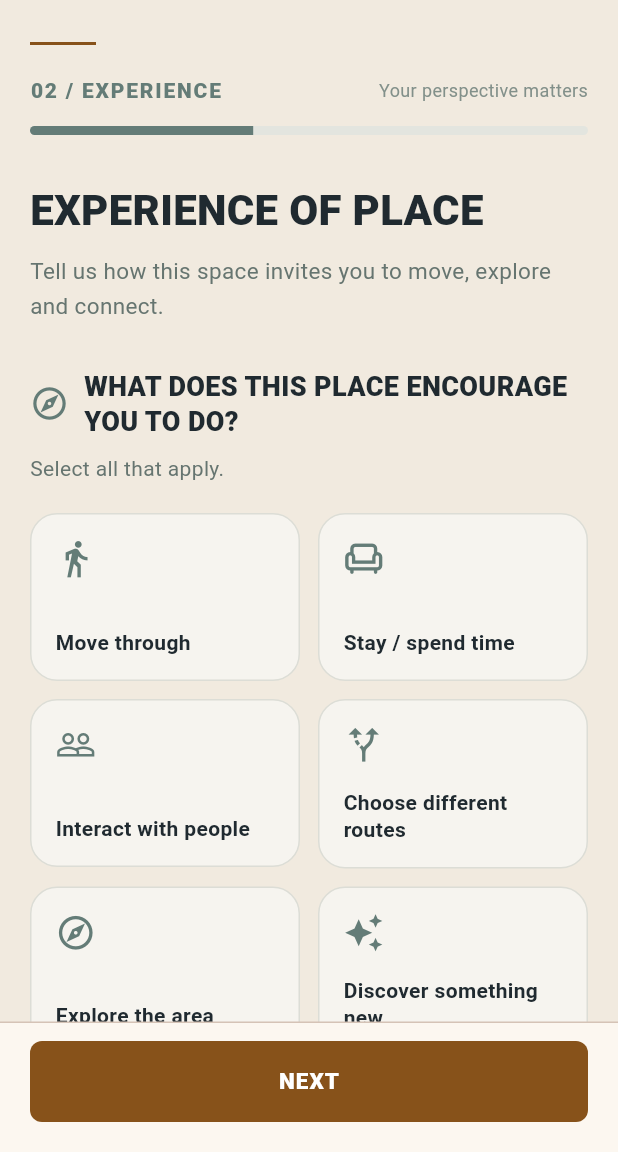
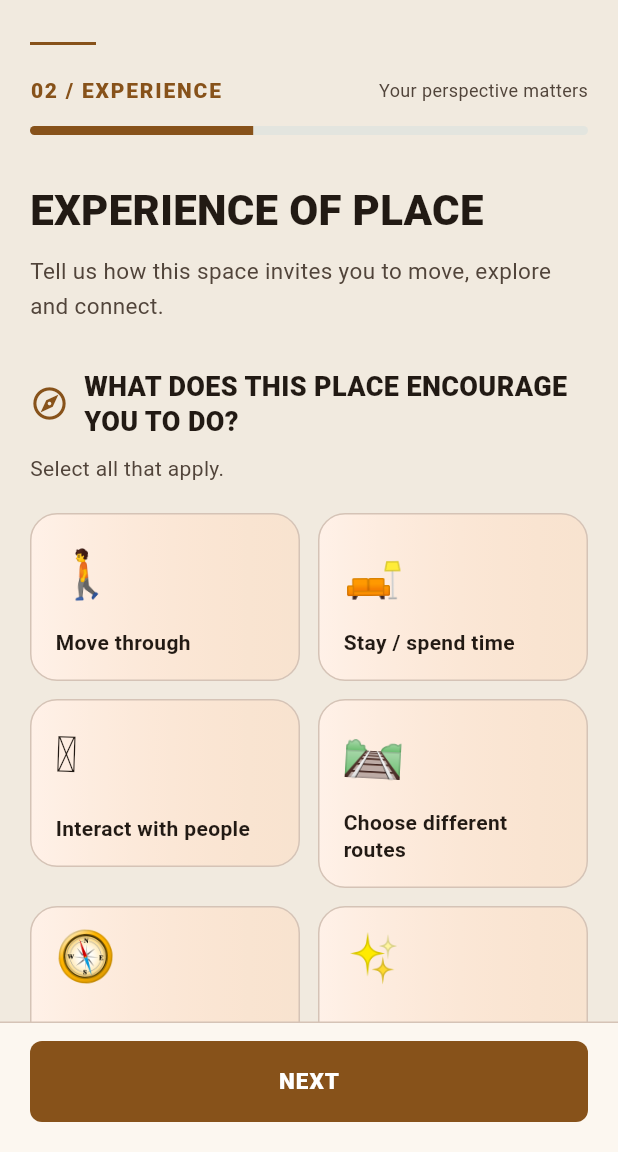
Before and after one commit to literallyshiva/coding-urban-safety, a Flutter app: the LudicAssessmentPage screen opened directly with empty values, on a phone screen of 412 x 824 dp, the part 84-1236 px from its top. Run offline on Flutter 3.47's test engine with Material 3 defaults, Android fonts, the phone set to English and light mode, and no system bars; our stand-ins replace cloud_firestore, firebase_auth, firebase_core, geolocator, google_maps_flutter, shared_preferences; missing offline and left inert: dart:html, dart:js_util; accounts and stored records are empty.

Commit message:
Add files via upload

```diff
--- a/lib/pages/home_page.dart
+++ b/lib/pages/home_page.dart
@@ -3,6 +3,7 @@ import 'package:flutter/material.dart';
 import '../state/assessment_state.dart';
 import '../services/app_preferences.dart';
 import '../widgets/research_scaffold.dart';
+import '../widgets/animated_research_emoji.dart';
 import 'study_area_page.dart';
 import 'safety_assessment_page.dart';
 import 'research_dashboard_page.dart';
@@ -200,7 +201,7 @@ class _ExploreResearchCard extends StatefulWidget {
 
 class _ExploreResearchCardState extends State<_ExploreResearchCard> {
   int selected = 0;
-  static const emojis = ['🛡️', '🚶', '✨'];
+  static const emojis = ['🛡️', '🚶🏽', '✨'];
   static const headings = ['Safety', 'Movement', 'Your voice'];
   static const descriptions = [
     'Notice how comfortable, welcoming and safe each place feels.',
@@ -256,16 +257,24 @@ class _ExploreResearchCardState extends State<_ExploreResearchCard> {
                   padding: const EdgeInsets.symmetric(vertical: 13, horizontal: 3),
                   decoration: BoxDecoration(
                     borderRadius: BorderRadius.circular(12),
-                    color: selected == i ? c.primaryContainer : c.surfaceContainerHighest),
+                    gradient: LinearGradient(
+                      begin: Alignment.topLeft,
+                      end: Alignment.bottomRight,
+                      colors: selected == i
+                        ? [c.primaryContainer, c.tertiaryContainer.withValues(alpha: 0.85)]
+                        : [c.surfaceContainerHighest, c.secondaryContainer.withValues(alpha: 0.55)],
+                    ),
+                    border: Border.all(
+                      color: selected == i ? c.primary : c.outlineVariant,
+                      width: selected == i ? 1.6 : 0.8),
+                    boxShadow: selected == i ? [
+                      BoxShadow(color: c.primary.withValues(alpha: 0.14),
+                        blurRadius: 13, offset: const Offset(0, 5))
+                    ] : []),
                   child: Column(children: [
-                    TweenAnimationBuilder<double>(
-                      key: ValueKey('emoji-$i-${selected == i}'),
-                      tween: Tween(begin: selected == i ? 0.75 : 1.0, end: 1.0),
-                      duration: const Duration(milliseconds: 480),
-                      curve: Curves.elasticOut,
-                      builder: (context, scale, child) =>
-                        Transform.scale(scale: scale, child: child),
-                      child: Text(emojis[i], style: const TextStyle(fontSize: 31)),
+                    AnimatedResearchEmoji(
+                      emoji: emojis[i], size: 35,
+                      delay: i * 0.21,
                     ),
                     const SizedBox(height: 6),
                     Text(headings[i], textAlign: TextAlign.center,
--- a/lib/pages/ludic_assessment_page.dart
+++ b/lib/pages/ludic_assessment_page.dart
@@ -3,6 +3,7 @@ import 'package:flutter/material.dart';
 
 import '../state/assessment_state.dart';
 import '../widgets/research_scaffold.dart';
+import '../widgets/animated_research_emoji.dart';
 import 'spatial_assessment_page.dart';
 
 class LudicAssessmentPage extends StatefulWidget {
@@ -40,6 +41,8 @@ class _LudicAssessmentPageState extends State<LudicAssessmentPage> {
     Icons.auto_awesome,
   ];
 
+  static const experienceEmojis = ['🚶', '🛋️', '🫂', '🛤️', '🧭', '✨'];
+  static const spendEmojis = ['💚', '🤔', '➡️'];
   static const spendOptions = ['YES', 'MAYBE', 'NO'];
 
   static const spendIcons = [
@@ -75,6 +78,7 @@ class _LudicAssessmentPageState extends State<LudicAssessmentPage> {
   ) {
     final option = experienceOptions[index];
     final selected = state.placeExperience.contains(option);
+    final scheme = Theme.of(context).colorScheme;
 
     return InkWell(
       onTap: () => state.togglePlaceExperience(option),
@@ -84,14 +88,14 @@ class _LudicAssessmentPageState extends State<LudicAssessmentPage> {
         padding: const EdgeInsets.all(16),
         constraints: const BoxConstraints(minHeight: 112),
         decoration: BoxDecoration(
-          color: selected
-              ? const Color(0xFFECEFEA)
-              : const Color(0xFFF6F4EF),
+          gradient: LinearGradient(
+            colors: selected
+              ? [scheme.primaryContainer, scheme.tertiaryContainer]
+              : [scheme.surfaceContainerLow, scheme.secondaryContainer.withValues(alpha: 0.5)],
+          ),
           borderRadius: BorderRadius.circular(18),
           border: Border.all(
-            color: selected
-                ? teal
-                : const Color(0xFFDCDDD6),
+            color: selected ? scheme.primary : scheme.outlineVariant,
             width: selected ? 2 : 1,
           ),
         ),
@@ -102,24 +106,19 @@ class _LudicAssessmentPageState extends State<LudicAssessmentPage> {
             Row(
               mainAxisAlignment: MainAxisAlignment.spaceBetween,
               children: [
-                Icon(
-                  experienceIcons[index],
-                  color: teal,
-                  size: 27,
+                AnimatedResearchEmoji(
+                  emoji: experienceEmojis[index], size: 32,
+                  delay: index * 0.13,
                 ),
                 if (selected)
-                  const Icon(
-                    Icons.check_circle,
-                    color: teal,
-                    size: 21,
-                  ),
+                  Icon(Icons.check_circle, color: scheme.primary, size: 21),
               ],
             ),
             const SizedBox(height: 16),
             Text(
               option,
-              style: const TextStyle(
-                color: navy,
+              style: TextStyle(
+                color: selected ? scheme.onPrimaryContainer : scheme.onSurface,
                 fontSize: 14,
                 fontWeight: FontWeight.w700,
                 height: 1.3,
@@ -137,6 +136,7 @@ class _LudicAssessmentPageState extends State<LudicAssessmentPage> {
   ) {
     final option = spendOptions[index];
     final selected = state.spendMoreTime == option;
+    final scheme = Theme.of(context).colorScheme;
 
     return Expanded(
       child: Padding(
@@ -151,31 +151,28 @@ class _LudicAssessmentPageState extends State<LudicAssessmentPage> {
               horizontal: 4,
             ),
             decoration: BoxDecoration(
-              color: selected
-                  ? const Color(0xFFECEFEA)
-                  : const Color(0xFFF6F4EF),
+              gradient: LinearGradient(
+                colors: selected
+                  ? [scheme.primaryContainer, scheme.tertiaryContainer]
+                  : [scheme.surfaceContainerLow, scheme.secondaryContainer.withValues(alpha: 0.5)],
+              ),
               borderRadius: BorderRadius.circular(16),
               border: Border.all(
-                color: selected
-                    ? teal
-                    : const Color(0xFFDCDDD6),
+                color: selected ? scheme.primary : scheme.outlineVariant,
                 width: selected ? 2 : 1,
               ),
             ),
             child: Column(
               children: [
-                Icon(
-                  spendIcons[index],
-                  color: selected
-                      ? teal
-                      : const Color(0xFF82908A),
-                  size: 28,
+                AnimatedResearchEmoji(
+                  emoji: spendEmojis[index], size: 32,
+                  delay: index * 0.19,
                 ),
                 const SizedBox(height: 10),
                 Text(
                   option,
                   style: TextStyle(
-                    color: selected ? teal : navy,
+                    color: selected ? scheme.onPrimaryContainer : scheme.onSurface,
                     fontSize: 14,
                     fontWeight: FontWeight.w800,
                   ),
@@ -202,13 +199,13 @@ class _LudicAssessmentPageState extends State<LudicAssessmentPage> {
         builder: (_, __) => Column(
           crossAxisAlignment: CrossAxisAlignment.start,
           children: [
-            const Row(
+            Row(
               mainAxisAlignment: MainAxisAlignment.spaceBetween,
               children: [
                 Text(
                   '02 / EXPERIENCE',
                   style: TextStyle(
-                    color: teal,
+                    color: Theme.of(context).colorScheme.primary,
                     fontWeight: FontWeight.w900,
                     letterSpacing: 1.2,
                   ),
@@ -216,7 +213,7 @@ class _LudicAssessmentPageState extends State<LudicAssessmentPage> {
                 Text(
                   'Your perspective matters',
                   style: TextStyle(
-                    color: Color(0xFF82908A),
+                    color: Theme.of(context).colorScheme.onSurfaceVariant,
                     fontSize: 12,
                   ),
                 ),
@@ -227,12 +224,11 @@ class _LudicAssessmentPageState extends State<LudicAssessmentPage> {
 
             ClipRRect(
               borderRadius: BorderRadius.circular(10),
-              child: const LinearProgressIndicator(
+              child: LinearProgressIndicator(
                 value: 0.4,
                 minHeight: 6,
                 backgroundColor: Color(0xFFE3E5DF),
-                valueColor:
-                    AlwaysStoppedAnimation<Color>(teal),
+                valueColor: AlwaysStoppedAnimation<Color>(Theme.of(context).colorScheme.primary),
               ),
             ),
 
@@ -244,18 +240,18 @@ class _LudicAssessmentPageState extends State<LudicAssessmentPage> {
                   .textTheme
                   .headlineMedium
                   ?.copyWith(
-                    color: navy,
+                    color: Theme.of(context).colorScheme.onSurface,
                     fontWeight: FontWeight.w900,
                   ),
             ),
 
             const SizedBox(height: 12),
 
-            const Text(
+            Text(
               'Tell us how this space invites you to '
               'move, explore and connect.',
               style: TextStyle(
-                color: Color(0xFF667570),
+                color: Theme.of(context).colorScheme.onSurfaceVariant,
                 fontSize: 15,
                 height: 1.5,
               ),
@@ -263,11 +259,11 @@ class _LudicAssessmentPageState extends State<LudicAssessmentPage> {
 
             const SizedBox(height: 30),
 
-            const Row(
+            Row(
               children: [
                 Icon(
                   Icons.explore_outlined,
-                  color: teal,
+                  color: Theme.of(context).colorScheme.primary,
                   size: 26,
                 ),
                 SizedBox(width: 10),
@@ -275,7 +271,7 @@ class _LudicAssessmentPageState extends State<LudicAssessmentPage> {
                   child: Text(
                     'WHAT DOES THIS PLACE ENCOURAGE YOU TO DO?',
                     style: TextStyle(
-                      color: navy,
+                      color: Theme.of(context).colorScheme.onSurface,
                       fontSize: 18,
                       fontWeight: FontWeight.w900,
                       height: 1.3,
@@ -287,10 +283,10 @@ class _LudicAssessmentPageState extends State<LudicAssessmentPage> {
 
             const SizedBox(height: 10),
 
-            const Text(
+            Text(
               'Select all that apply.',
               style: TextStyle(
-                color: Color(0xFF667570),
+                color: Theme.of(context).colorScheme.onSurfaceVariant,
                 fontSize: 14,
               ),
             ),
@@ -327,11 +323,11 @@ class _LudicAssessmentPageState extends State<LudicAssessmentPage> {
 
             const SizedBox(height: 24),
 
-            const Row(
+            Row(
               children: [
                 Icon(
                   Icons.favorite_border,
-                  color: teal,
+                  color: Theme.of(context).colorScheme.primary,
                   size: 26,
                 ),
                 SizedBox(width: 10),
@@ -339,7 +335,7 @@ class _LudicAssessmentPageState extends State<LudicAssessmentPage> {
                   child: Text(
                     'WOULD YOU LIKE TO SPEND MORE TIME HERE?',
                     style: TextStyle(
-                      color: navy,
+                      color: Theme.of(context).colorScheme.onSurface,
                       fontSize: 18,
                       fontWeight: FontWeight.w900,
                       height: 1.3,
--- /dev/null
+++ b/lib/widgets/animated_research_emoji.dart
@@ -0,0 +1,56 @@
+import 'dart:math' as math;
+import 'package:flutter/material.dart';
+
+/// Gently looping, accessible animated emoji with no external dependencies.
+class AnimatedResearchEmoji extends StatefulWidget {
+  const AnimatedResearchEmoji({
+    super.key, required this.emoji, this.size = 32,
+    this.active = true, this.delay = 0,
+  });
+
+  final String emoji;
+  final double size;
+  final bool active;
+  final double delay;
+
+  @override
+  State<AnimatedResearchEmoji> createState() => _AnimatedResearchEmojiState();
+}
+
+class _AnimatedResearchEmojiState extends State<AnimatedResearchEmoji>
+    with SingleTickerProviderStateMixin {
+  late final AnimationController _controller = AnimationController(
+    vsync: this,
+    duration: const Duration(milliseconds: 2600),
+  )..repeat();
+
+  @override
+  void dispose() {
+    _controller.dispose();
+    super.dispose();
+  }
+
+  @override
+  Widget build(BuildContext context) {
+    final reduceMotion = MediaQuery.of(context).disableAnimations;
+    return AnimatedBuilder(
+      animation: _controller,
+      builder: (context, child) {
+        if (reduceMotion || !widget.active) return child!;
+        final t = (_controller.value + widget.delay) * 2 * math.pi;
+        return Transform.translate(
+          offset: Offset(0, -3.5 * math.sin(t)),
+          child: Transform.rotate(
+            angle: 0.055 * math.sin(t + 0.7),
+            child: Transform.scale(
+              scale: 1 + 0.045 * math.sin(t + 1.2),
+              child: child,
+            ),
+          ),
+        );
+      },
+      child: Text(widget.emoji, textAlign: TextAlign.center,
+        style: TextStyle(fontSize: widget.size, height: 1.25)),
+    );
+  }
+}
```
Also changed, not shown: 1 other file.
